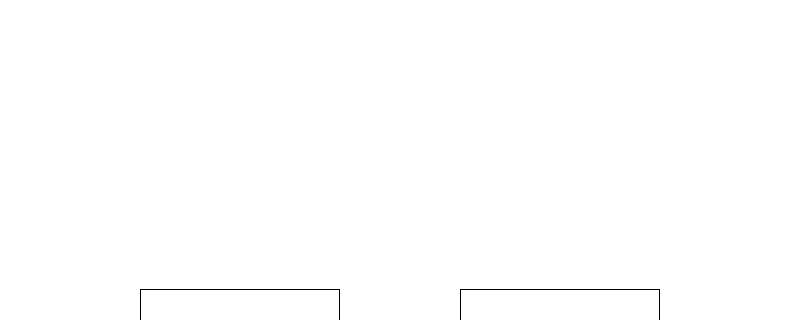
First picture: the form in ui_workflow_info.ui, repository BiaPyX/BiaPy-GUI, before the edit; both pictures show x 0 to 800 and y 0 to 320 of the 800 by 700 pixel window.
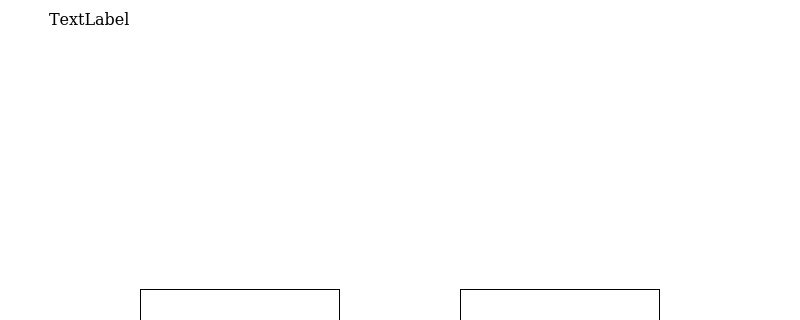
Second picture: the form after the edit. Icons and pictures are not drawn.

Commit message: Add window frame information

Diff of the .ui file:
```diff
--- a/ui_workflow_info.ui
+++ b/ui_workflow_info.ui
@@ -96,7 +96,7 @@
         </property>
         <layout class="QHBoxLayout" name="horizontalLayout">
          <property name="spacing">
-          <number>0</number>
+          <number>9</number>
          </property>
          <property name="leftMargin">
           <number>0</number>
@@ -129,6 +129,19 @@
            </property>
           </widget>
          </item>
+         <item>
+          <widget class="QLabel" name="window_des_label">
+           <property name="font">
+            <font>
+             <family>DejaVu Math TeX Gyre</family>
+             <pointsize>12</pointsize>
+            </font>
+           </property>
+           <property name="text">
+            <string>TextLabel</string>
+           </property>
+          </widget>
+         </item>
          <item>
           <widget class="QLabel" name="lab_heading">
            <property name="font">
```
The commit also changes 6 other files.
